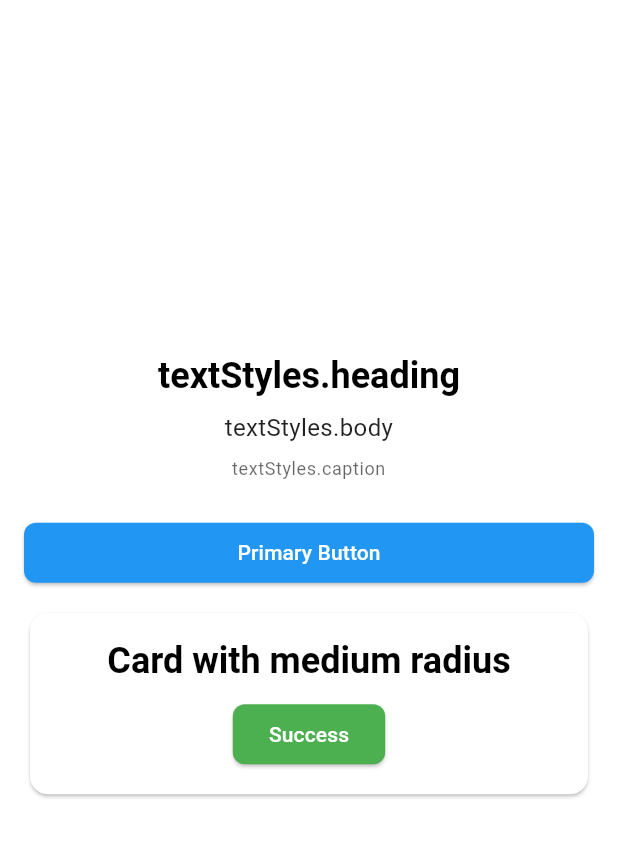
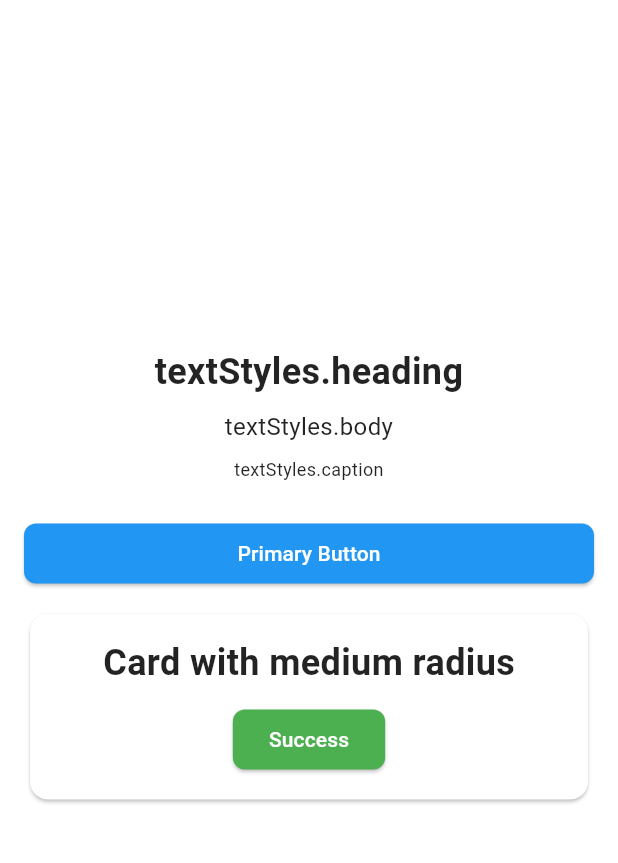
Before and after one commit to qinshah/custom_ui, a Flutter app: the screen it shows after launch, on a phone screen of 412 x 824 dp, the part 84-947 px from its top. Run offline on Flutter 3.47's test engine with Material 3 defaults, Android fonts, the phone set to English and light mode, and no system bars.

Commit message:
style: 优化主题相关代码样式
统一自定义主题文件的代码格式，并清理 main.dart 中的冗余导入。

```diff
--- a/example/lib/main.dart
+++ b/example/lib/main.dart
@@ -5,15 +5,8 @@
   runApp(const MyApp());
 }
 
-class MyApp extends StatelessWidget {
-  const MyApp({super.key});
-
-  @override
-  Widget build(BuildContext context) {
-    return MaterialApp(
-      title: 'Custom UI Demo',
-      // Apply the custom theme by converting it to a Material theme.
-      theme: CustomTheme(
+// Define the complete custom theme in one place.
+final customTheme = CustomTheme(
   colors: const CustomColors(
     primary: Colors.blue,
     onPrimary: Colors.white,
@@ -32,7 +25,28 @@
     medium: const Radius.circular(12.0),
     large: const Radius.circular(24.0),
   ),
-      ).toMaterialTheme(),
+  buttonStyles: CustomButtonStyles(
+    primary: CustomButtonStyle(
+      backgroundColor: Colors.blue,
+      foregroundColor: Colors.white,
+      radius: const Radius.circular(8.0),
+    ),
+    success: CustomButtonStyle(
+      backgroundColor: Colors.green,
+      foregroundColor: Colors.white,
+      radius: const Radius.circular(8.0),
+    ),
+  ),
+);
+
+class MyApp extends StatelessWidget {
+  const MyApp({super.key});
+
+  @override
+  Widget build(BuildContext context) {
+    return MaterialApp(
+      title: 'Custom UI Demo',
+      theme: customTheme.toMaterial(),
       home: const MyHomePage(),
     );
   }
@@ -43,7 +57,6 @@
 
   @override
   Widget build(BuildContext context) {
-    final customTheme = CustomTheme.fromMaterialTheme(Theme.of(context));
 
     return Scaffold(
       appBar: AppBar(
@@ -90,9 +103,7 @@
                       ),
                       const SizedBox(height: 10),
                       ElevatedButton(
-                        style: ElevatedButton.styleFrom(
-                          backgroundColor: customTheme.colors.success,
-                        ),
+                        style: customTheme.buttonStyles.success?.toMaterial(),
                         onPressed: () {},
                         child: const Text('Success'),
                       ),
--- a/lib/src/custom_theme.dart
+++ b/lib/src/custom_theme.dart
@@ -16,6 +16,62 @@
     required this.failure,
     required this.background,
     required this.foreground,
+  });
+}
+
+/// A set of custom button styles for different button types.
+class CustomButtonStyle {
+  final Color? backgroundColor;
+  final Color? foregroundColor;
+  final Radius? radius;
+
+  const CustomButtonStyle({
+    this.backgroundColor,
+    this.foregroundColor,
+    this.radius,
+  });
+
+  /// Converts this `CustomButtonStyle` to a Material `ButtonStyle` object.
+  ButtonStyle toMaterial() {
+    return ElevatedButton.styleFrom(
+      backgroundColor: backgroundColor,
+      foregroundColor: foregroundColor,
+      shape: radius != null
+          ? RoundedRectangleBorder(
+              borderRadius: BorderRadius.all(radius!),
+            )
+          : null,
+    );
+  }
+
+  /// Creates a `CustomButtonStyle` instance from a Material `ButtonStyle`.
+  factory CustomButtonStyle.fromMaterial(ButtonStyle? materialStyle) {
+    final backgroundColor = materialStyle?.backgroundColor?.resolve({});
+    final foregroundColor = materialStyle?.foregroundColor?.resolve({});
+    Radius? radius;
+    final shape = materialStyle?.shape?.resolve({});
+    if (shape is RoundedRectangleBorder) {
+      final borderRadius = shape.borderRadius;
+      if (borderRadius is BorderRadius) {
+        radius = borderRadius.topLeft;
+      }
+    }
+
+    return CustomButtonStyle(
+      backgroundColor: backgroundColor,
+      foregroundColor: foregroundColor,
+      radius: radius,
+    );
+  }
+}
+
+class CustomButtonStyles {
+  final CustomButtonStyle primary;
+  final CustomButtonStyle? success;
+
+  const CustomButtonStyles({
+    required this.primary,
+    this.success,
   });
 }
 
@@ -54,37 +110,47 @@
   final CustomColors colors;
   final CustomTextStyles textStyles;
   final CustomRadii radii;
+  final CustomButtonStyles buttonStyles;
 
   const CustomTheme({
     required this.colors,
     required this.textStyles,
     required this.radii,
+    required this.buttonStyles,
   });
 
   /// Creates a `CustomTheme` instance from a Material `ThemeData`.
   ///
   /// This allows for interoperability, adapting a standard Material theme
   /// to the custom theme structure.
-  factory CustomTheme.fromMaterialTheme(ThemeData materialTheme) {
+  factory CustomTheme.fromMaterial(ThemeData materialTheme) {
     return CustomTheme(
       colors: CustomColors(
         primary: materialTheme.colorScheme.primary,
         onPrimary: materialTheme.colorScheme.onPrimary,
-        success: Colors.green, // ThemeData doesn't have a direct 'success' color.
+        success: materialTheme.colorScheme.secondary,
         failure: materialTheme.colorScheme.error,
-        background: materialTheme.colorScheme.background,
-        foreground: materialTheme.colorScheme.onBackground,
+        background: materialTheme.colorScheme.surface,
+        foreground: materialTheme.colorScheme.onSurface,
       ),
       textStyles: CustomTextStyles(
         heading: materialTheme.textTheme.headlineMedium!,
         body: materialTheme.textTheme.bodyMedium!,
         caption: materialTheme.textTheme.bodySmall!,
       ),
-      // Radii don't have a direct mapping, so we use default values.
       radii: CustomRadii(
-        small: const Radius.circular(4.0),
+        small: const Radius.circular(4.0), // Simplified from theme
         medium: const Radius.circular(8.0),
         large: const Radius.circular(16.0),
+      ),
+      buttonStyles: CustomButtonStyles(
+        primary: CustomButtonStyle.fromMaterial(
+          materialTheme.elevatedButtonTheme.style,
+        ),
+        success: CustomButtonStyle(
+          backgroundColor: materialTheme.colorScheme.secondary,
+          foregroundColor: materialTheme.colorScheme.onSecondary,
+        ),
       ),
     );
   }
@@ -92,27 +158,27 @@
   /// Converts this `CustomTheme` to a Material `ThemeData` object.
   ///
   /// This enables the custom theme to be applied to a `MaterialApp`.
-  ThemeData toMaterialTheme() {
-    final colorScheme = ColorScheme(
-      primary: colors.primary,
-      onPrimary: colors.onPrimary,
-      secondary: colors.success, // Map success color to secondary
-      onSecondary: Colors.white, // Assuming white text on success color
-      surface: colors.background,
-      background: colors.background,
-      error: colors.failure,
-      onSurface: colors.foreground,
-      onBackground: colors.foreground,
-      onError: Colors.white, // Common practice for text on error colors
-      brightness: ThemeData.estimateBrightnessForColor(colors.background),
-    );
-
+  ThemeData toMaterial() {
     return ThemeData(
-      colorScheme: colorScheme,
+      splashFactory: NoSplash.splashFactory,
+      highlightColor: Colors.transparent,
+      colorScheme: ColorScheme(
+        primary: colors.primary,
+        onPrimary: colors.onPrimary,
+        secondary: colors.success,
+        onSecondary: Colors.white,
+        surface: colors.background,
+        error: colors.failure,
+        onError: colors.failure,
+        onSurface: colors.foreground,
+        brightness: ThemeData.estimateBrightnessForColor(colors.background),
+      ),
       textTheme: TextTheme(
         headlineMedium: textStyles.heading.copyWith(color: colors.foreground),
-        bodyMedium: textStyles.body.copyWith(color: colors.foreground.withOpacity(0.87)),
-        bodySmall: textStyles.caption.copyWith(color: colors.foreground.withOpacity(0.6)),
+        bodyMedium:
+            textStyles.body.copyWith(color: colors.foreground.withAlpha(220)),
+        bodySmall: textStyles.caption
+            .copyWith(color: colors.foreground.withAlpha(150)),
       ),
       appBarTheme: AppBarTheme(
         backgroundColor: colors.primary,
@@ -125,13 +191,7 @@
         ),
       ),
       elevatedButtonTheme: ElevatedButtonThemeData(
-        style: ElevatedButton.styleFrom(
-          backgroundColor: colors.primary,
-          foregroundColor: colors.onPrimary,
-          shape: RoundedRectangleBorder(
-            borderRadius: BorderRadius.all(radii.small),
-          ),
-        ),
+        style: buttonStyles.primary.toMaterial(),
       ),
     );
   }
```
Lines whose indentation alone changed are shown as unchanged.
